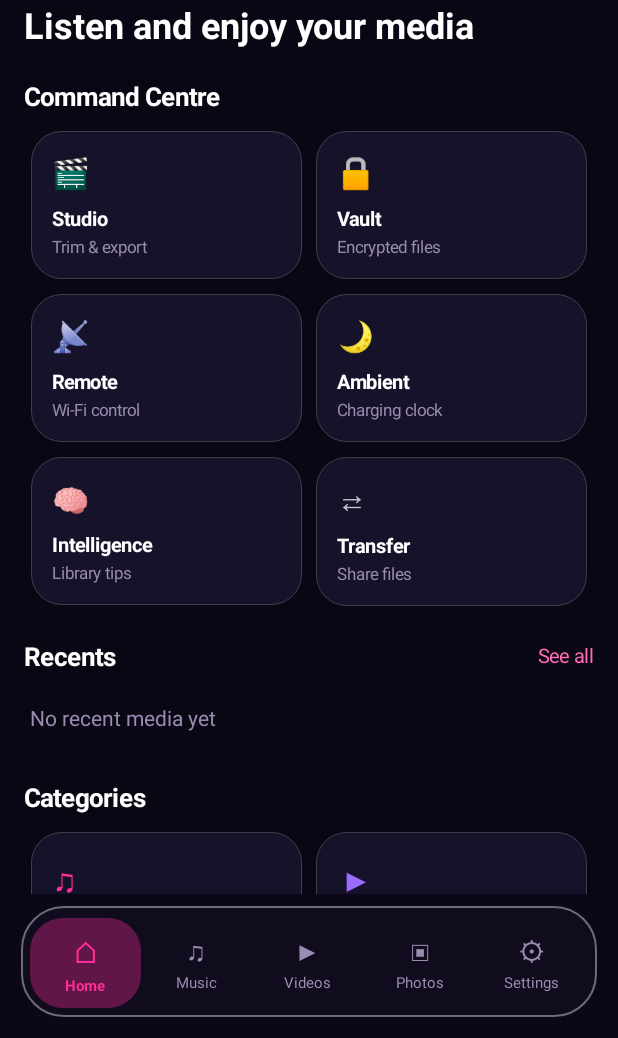
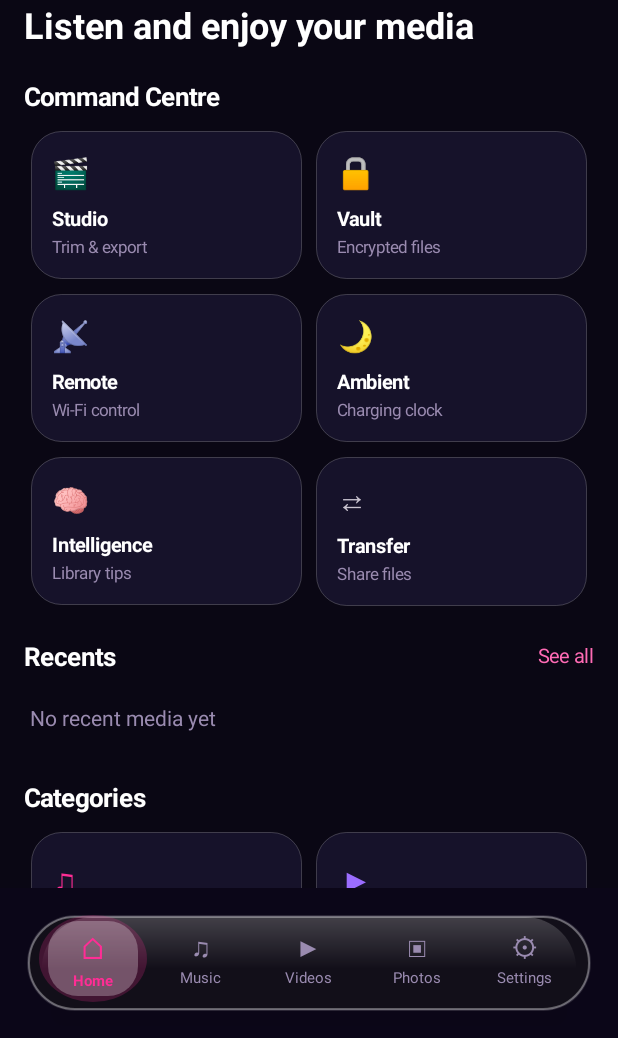
Before and after one commit to sarahbanaah-jpg/MEDIAHUB-PRO, an Android app: the screen it shows after launch (MainActivity), on a phone screen of 412 x 824 dp, the part 198-1236 px from its top. Run offline under Robolectric (Android 15) with nearby library versions, the phone set to English and light mode, and no system bars; pictures from the network do not load; 1 statement that could not run was skipped.

Commit message:
v3.6.1 YouTube-Music style floating liquid glass bottom nav

```diff
--- a/app/build.gradle.kts
+++ b/app/build.gradle.kts
@@ -11,8 +11,8 @@ android {
         applicationId = "com.mediahub.rebuilt"
         minSdk = 26
         targetSdk = 34
-        versionCode = 42
-        versionName = "3.6.0"
+        versionCode = 43
+        versionName = "3.6.1"
     }
 
     compileOptions {
--- a/app/src/main/res/drawable/bg_liquid_glass.xml
+++ b/app/src/main/res/drawable/bg_liquid_glass.xml
@@ -1,9 +1,42 @@
 <?xml version="1.0" encoding="utf-8"?>
-<shape xmlns:android="http://schemas.android.com/apk/res/android"
-    android:shape="rectangle">
-    <solid android:color="#E6120C20" />
-    <corners android:radius="28dp" />
-    <stroke
-        android:width="1dp"
-        android:color="#66FFFFFF" />
-</shape>
+<layer-list xmlns:android="http://schemas.android.com/apk/res/android">
+    <!-- Soft outer glow rim -->
+    <item>
+        <shape android:shape="rectangle">
+            <solid android:color="#22FFFFFF" />
+            <corners android:radius="36dp" />
+        </shape>
+    </item>
+    <!-- Main glass body -->
+    <item
+        android:left="1dp"
+        android:top="1dp"
+        android:right="1dp"
+        android:bottom="1dp">
+        <shape android:shape="rectangle">
+            <solid android:color="#F0100E18" />
+            <corners android:radius="35dp" />
+            <stroke
+                android:width="1dp"
+                android:color="#55FFFFFF" />
+        </shape>
+    </item>
+    <!-- Top highlight edge (liquid glass sheen) -->
+    <item
+        android:left="10dp"
+        android:top="1.5dp"
+        android:right="10dp"
+        android:bottom="28dp">
+        <shape android:shape="rectangle">
+            <gradient
+                android:angle="270"
+                android:startColor="#33FFFFFF"
+                android:endColor="#00FFFFFF" />
+            <corners
+                android:topLeftRadius="34dp"
+                android:topRightRadius="34dp"
+                android:bottomLeftRadius="0dp"
+                android:bottomRightRadius="0dp" />
+        </shape>
+    </item>
+</layer-list>
--- a/app/src/main/res/drawable/bg_nav_pill_active.xml
+++ b/app/src/main/res/drawable/bg_nav_pill_active.xml
@@ -1,6 +1,19 @@
 <?xml version="1.0" encoding="utf-8"?>
-<shape xmlns:android="http://schemas.android.com/apk/res/android"
-    android:shape="rectangle">
-    <solid android:color="#55FF2D95" />
-    <corners android:radius="22dp" />
-</shape>
+<layer-list xmlns:android="http://schemas.android.com/apk/res/android">
+    <!-- Soft bloom behind active tab -->
+    <item>
+        <shape android:shape="oval">
+            <solid android:color="#33FF2D95" />
+        </shape>
+    </item>
+    <item
+        android:left="6dp"
+        android:top="4dp"
+        android:right="6dp"
+        android:bottom="4dp">
+        <shape android:shape="rectangle">
+            <solid android:color="#44FFFFFF" />
+            <corners android:radius="20dp" />
+        </shape>
+    </item>
+</layer-list>
--- a/app/src/main/res/layout/activity_main.xml
+++ b/app/src/main/res/layout/activity_main.xml
@@ -8,90 +8,156 @@
         android:id="@+id/contentContainer"
         android:layout_width="match_parent"
         android:layout_height="match_parent"
-        android:layout_marginBottom="96dp" />
+        android:layout_marginBottom="100dp" />
 
+    <!-- Floating liquid-glass bottom navigation (YouTube Music style) -->
     <LinearLayout
         android:id="@+id/bottomNav"
         android:layout_width="match_parent"
-        android:layout_height="wrap_content"
+        android:layout_height="64dp"
         android:layout_gravity="bottom"
-        android:layout_marginStart="14dp"
-        android:layout_marginEnd="14dp"
-        android:layout_marginBottom="14dp"
+        android:layout_marginStart="18dp"
+        android:layout_marginEnd="18dp"
+        android:layout_marginBottom="18dp"
         android:background="@drawable/bg_liquid_glass"
-        android:elevation="16dp"
+        android:elevation="20dp"
         android:gravity="center"
         android:orientation="horizontal"
-        android:paddingTop="8dp"
-        android:paddingBottom="8dp"
-        android:paddingStart="6dp"
-        android:paddingEnd="6dp"
+        android:paddingStart="8dp"
+        android:paddingEnd="8dp"
+        android:clipToPadding="false"
         android:visibility="gone">
 
         <LinearLayout
             android:id="@+id/navHome"
             android:layout_width="0dp"
-            android:layout_height="wrap_content"
+            android:layout_height="match_parent"
             android:layout_weight="1"
             android:gravity="center"
             android:orientation="vertical"
-            android:paddingTop="8dp"
-            android:paddingBottom="8dp"
-            android:background="@drawable/bg_nav_pill_active">
-            <TextView android:tag="icon" android:layout_width="wrap_content" android:layout_height="wrap_content" android:text="⌂" android:textColor="@color/mh_accent" android:textSize="20sp" />
-            <TextView android:tag="label" android:layout_width="wrap_content" android:layout_height="wrap_content" android:layout_marginTop="2dp" android:text="Home" android:textColor="@color/mh_accent" android:textSize="10sp" android:textStyle="bold" />
+            android:background="@drawable/bg_nav_pill_active"
+            android:clickable="true"
+            android:focusable="true">
+            <TextView
+                android:tag="icon"
+                android:layout_width="wrap_content"
+                android:layout_height="wrap_content"
+                android:text="⌂"
+                android:textColor="@color/mh_accent"
+                android:textSize="20sp" />
+            <TextView
+                android:tag="label"
+                android:layout_width="wrap_content"
+                android:layout_height="wrap_content"
+                android:layout_marginTop="1dp"
+                android:text="Home"
+                android:textColor="@color/mh_accent"
+                android:textSize="10sp"
+                android:textStyle="bold" />
         </LinearLayout>
 
         <LinearLayout
             android:id="@+id/navMusic"
             android:layout_width="0dp"
-            android:layout_height="wrap_content"
+            android:layout_height="match_parent"
             android:layout_weight="1"
             android:gravity="center"
             android:orientation="vertical"
-            android:paddingTop="8dp"
-            android:paddingBottom="8dp">
-            <TextView android:tag="icon" android:layout_width="wrap_content" android:layout_height="wrap_content" android:text="♫" android:textColor="@color/mh_muted" android:textSize="18sp" />
-            <TextView android:tag="label" android:layout_width="wrap_content" android:layout_height="wrap_content" android:layout_marginTop="2dp" android:text="Music" android:textColor="@color/mh_muted" android:textSize="10sp" />
+            android:clickable="true"
+            android:focusable="true">
+            <TextView
+                android:tag="icon"
+                android:layout_width="wrap_content"
+                android:layout_height="wrap_content"
+                android:text="♫"
+                android:textColor="@color/mh_muted"
+                android:textSize="18sp" />
+            <TextView
+                android:tag="label"
+                android:layout_width="wrap_content"
+                android:layout_height="wrap_content"
+                android:layout_marginTop="1dp"
+                android:text="Music"
+                android:textColor="@color/mh_muted"
+                android:textSize="10sp" />
         </LinearLayout>
 
         <LinearLayout
             android:id="@+id/navVideos"
             android:layout_width="0dp"
-            android:layout_height="wrap_content"
+            android:layout_height="match_parent"
             android:layout_weight="1"
             android:gravity="center"
             android:orientation="vertical"
-            android:paddingTop="8dp"
-            android:paddingBottom="8dp">
-            <TextView android:tag="icon" android:layout_width="wrap_content" android:layout_height="wrap_content" android:text="▶" android:textColor="@color/mh_muted" android:textSize="18sp" />
-            <TextView android:tag="label" android:layout_width="wrap_content" android:layout_height="wrap_content" android:layout_marginTop="2dp" android:text="Videos" android:textColor="@color/mh_muted" android:textSize="10sp" />
+            android:clickable="true"
+            android:focusable="true">
+            <TextView
+                android:tag="icon"
+                android:layout_width="wrap_content"
+                android:layout_height="wrap_content"
+                android:text="▶"
+                android:textColor="@color/mh_muted"
+                android:textSize="18sp" />
+            <TextView
+                android:tag="label"
+                android:layout_width="wrap_content"
+                android:layout_height="wrap_content"
+                android:layout_marginTop="1dp"
+                android:text="Videos"
+                android:textColor="@color/mh_muted"
+                android:textSize="10sp" />
         </LinearLayout>
 
         <LinearLayout
             android:id="@+id/navPhotos"
             android:layout_width="0dp"
-            android:layout_height="wrap_content"
+            android:layout_height="match_parent"
             android:layout_weight="1"
             android:gravity="center"
             android:orientation="vertical"
-            android:paddingTop="8dp"
-            android:paddingBottom="8dp">
-            <TextView android:tag="icon" android:layout_width="wrap_content" android:layout_height="wrap_content" android:text="▣" android:textColor="@color/mh_muted" android:textSize="18sp" />
-            <TextView android:tag="label" android:layout_width="wrap_content" android:layout_height="wrap_content" android:layout_marginTop="2dp" android:text="Photos" android:textColor="@color/mh_muted" android:textSize="10sp" />
+            android:clickable="true"
+            android:focusable="true">
+            <TextView
+                android:tag="icon"
+                android:layout_width="wrap_content"
+                android:layout_height="wrap_content"
+                android:text="▣"
+                android:textColor="@color/mh_muted"
+                android:textSize="18sp" />
+            <TextView
+                android:tag="label"
+                android:layout_width="wrap_content"
+                android:layout_height="wrap_content"
+                android:layout_marginTop="1dp"
+                android:text="Photos"
+                android:textColor="@color/mh_muted"
+                android:textSize="10sp" />
         </LinearLayout>
 
         <LinearLayout
             android:id="@+id/navSettings"
             android:layout_width="0dp"
-            android:layout_height="wrap_content"
+            android:layout_height="match_parent"
             android:layout_weight="1"
             android:gravity="center"
             android:orientation="vertical"
-            android:paddingTop="8dp"
-            android:paddingBottom="8dp">
-            <TextView android:tag="icon" android:layout_width="wrap_content" android:layout_height="wrap_content" android:text="⚙" android:textColor="@color/mh_muted" android:textSize="18sp" />
-            <TextView android:tag="label" android:layout_width="wrap_content" android:layout_height="wrap_content" android:layout_marginTop="2dp" android:text="Settings" android:textColor="@color/mh_muted" android:textSize="10sp" />
+            android:clickable="true"
+            android:focusable="true">
+            <TextView
+                android:tag="icon"
+                android:layout_width="wrap_content"
+                android:layout_height="wrap_content"
+                android:text="⚙"
+                android:textColor="@color/mh_muted"
+                android:textSize="18sp" />
+            <TextView
+                android:tag="label"
+                android:layout_width="wrap_content"
+                android:layout_height="wrap_content"
+                android:layout_marginTop="1dp"
+                android:text="Settings"
+                android:textColor="@color/mh_muted"
+                android:textSize="10sp" />
         </LinearLayout>
     </LinearLayout>
 </FrameLayout>
```
